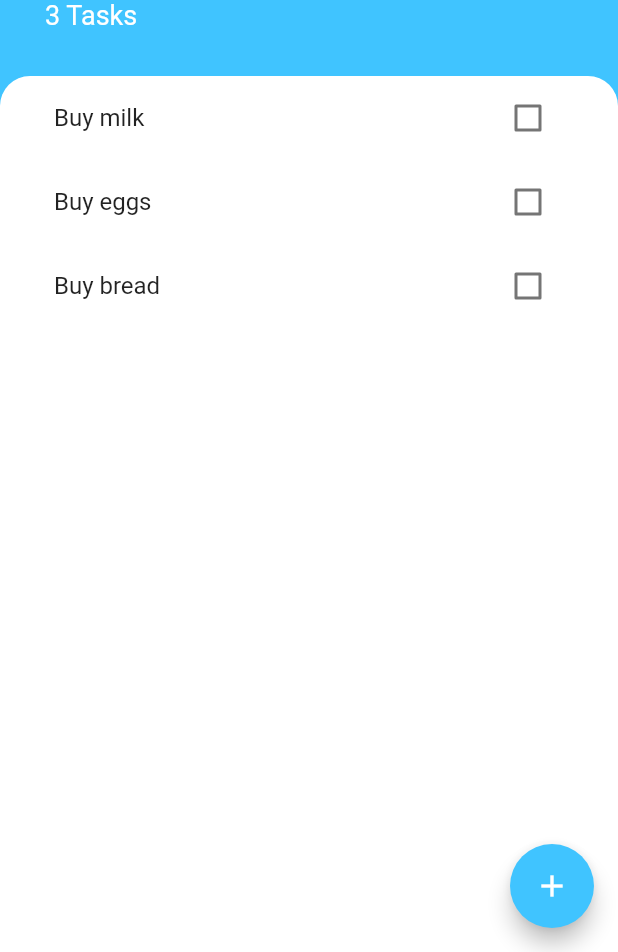
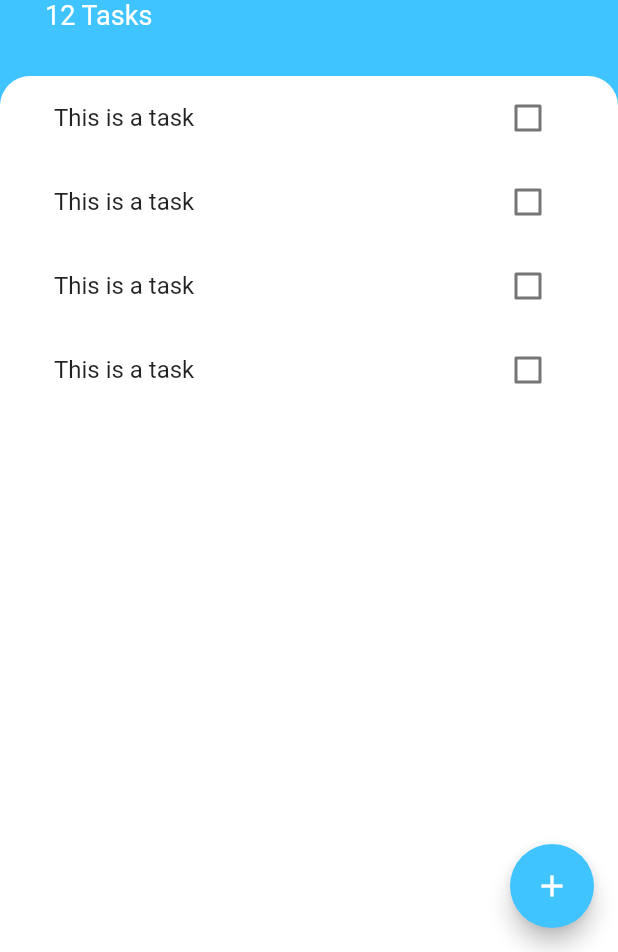
Before and after one commit to Exeltor/Flutter-Course, a Flutter app: the screen it shows after launch, on a phone screen of 412 x 824 dp, the part 284-1236 px from its top. Run offline on Flutter 3.47's test engine with Material 2 defaults, Android fonts, the phone set to English and light mode, and no system bars; our stand-ins replace animated_text_kit, cloud_firestore, firebase_auth, modal_progress_hud; accounts and stored records are empty.

Commit message:
Lifted state TaskTile in Todoey

```diff
--- a/todoey/lib/main.dart
+++ b/todoey/lib/main.dart
@@ -1,18 +1,13 @@
 import 'package:flutter/material.dart';
 import 'package:todoey_flutter/screens/tasks_screen.dart';
-import 'package:provider/provider.dart';
-import 'package:todoey_flutter/models/task_data.dart';
 
 void main() => runApp(MyApp());
 
 class MyApp extends StatelessWidget {
   @override
   Widget build(BuildContext context) {
-    return ChangeNotifierProvider(
-      builder: (context) => TaskData(),
-      child: MaterialApp(
-        home: TasksScreen(),
-      ),
+    return MaterialApp(
+      home: TasksScreen(),
     );
   }
 }
--- a/todoey/lib/models/task.dart
+++ /dev/null
@@ -1,10 +0,0 @@
-class Task {
-  final String name;
-  bool isDone;
-
-  Task({this.name, this.isDone = false});
-
-  void toggleDone() {
-    isDone = !isDone;
-  }
-}
--- a/todoey/lib/models/task_data.dart
+++ /dev/null
@@ -1,35 +0,0 @@
-import 'package:flutter/foundation.dart';
-import 'package:todoey_flutter/models/task.dart';
-import 'dart:collection';
-
-class TaskData extends ChangeNotifier {
-  List<Task> _tasks = [
-    Task(name: 'Buy milk'),
-    Task(name: 'Buy eggs'),
-    Task(name: 'Buy bread'),
-  ];
-
-  UnmodifiableListView<Task> get tasks {
-    return UnmodifiableListView(_tasks);
-  }
-
-  int get taskCount {
-    return _tasks.length;
-  }
-
-  void addTask(String newTaskTitle) {
-    final task = Task(name: newTaskTitle);
-    _tasks.add(task);
-    notifyListeners();
-  }
-
-  void updateTask(Task task) {
-    task.toggleDone();
-    notifyListeners();
-  }
-
-  void deleteTask(Task task) {
-    _tasks.remove(task);
-    notifyListeners();
-  }
-}
--- a/todoey/lib/screens/tasks_screen.dart
+++ b/todoey/lib/screens/tasks_screen.dart
@@ -1,58 +1,50 @@
 import 'package:flutter/material.dart';
 import 'package:todoey_flutter/widgets/tasks_list.dart';
-import 'package:todoey_flutter/screens/add_task_screen.dart';
-import 'package:provider/provider.dart';
-import 'package:todoey_flutter/models/task_data.dart';
+
+import 'add_task_screen.dart';
 
 class TasksScreen extends StatelessWidget {
+
   @override
   Widget build(BuildContext context) {
     return Scaffold(
         backgroundColor: Colors.lightBlueAccent,
         floatingActionButton: FloatingActionButton(
+          onPressed: () {
+            showModalBottomSheet(context: context, builder: (context) => AddTaskScreen());
+          },
           backgroundColor: Colors.lightBlueAccent,
           child: Icon(Icons.add),
-        onPressed: () {
-          showModalBottomSheet(
-            context: context,
-            builder: (context) => AddTaskScreen(),
-          );
-        },
         ),
         body: Column(
           crossAxisAlignment: CrossAxisAlignment.start,
           children: <Widget>[
             Container(
-            padding: EdgeInsets.only(
-                top: 60.0, left: 30.0, right: 30.0, bottom: 30.0),
+              padding:
+                  EdgeInsets.only(top: 60.0, left: 30.0, right: 30.0, bottom: 30.0),
               child: Column(
                 crossAxisAlignment: CrossAxisAlignment.start,
                 children: <Widget>[
                   CircleAvatar(
-                  child: Icon(
-                    Icons.list,
-                    size: 30.0,
-                    color: Colors.lightBlueAccent,
-                  ),
+                    child:
+                        Icon(Icons.list, size: 30.0, color: Colors.lightBlueAccent),
                     backgroundColor: Colors.white,
                     radius: 30.0,
                   ),
                   SizedBox(
                     height: 10.0,
                   ),
-                Text(
-                  'Todoey',
+                  Text('Todoey',
                       style: TextStyle(
                         color: Colors.white,
                         fontSize: 50.0,
                         fontWeight: FontWeight.w700,
-                  ),
-                ),
+                      )),
                   Text(
-                  '${Provider.of<TaskData>(context).taskCount} Tasks',
+                    '12 Tasks',
                     style: TextStyle(
                       color: Colors.white,
-                    fontSize: 18,
+                      fontSize: 18.0,
                     ),
                   ),
                 ],
@@ -61,6 +53,7 @@ class TasksScreen extends StatelessWidget {
             Expanded(
                 child: Container(
                   padding: EdgeInsets.symmetric(horizontal: 20.0),
+                  height: 300.0,
                   decoration: BoxDecoration(
                     color: Colors.white,
                     borderRadius: BorderRadius.only(
@@ -68,11 +61,10 @@ class TasksScreen extends StatelessWidget {
                       topRight: Radius.circular(20.0),
                     ),
                   ),
-              child: TasksList(),
+                  child: TasksList()
                 ),
-          ),
+              )
           ],
-      ),
-    );
+        ));
   }
 }
--- a/todoey/lib/widgets/task_tile.dart
+++ b/todoey/lib/widgets/task_tile.dart
@@ -1,31 +1,42 @@
 import 'package:flutter/material.dart';
 
-class TaskTile extends StatelessWidget {
-  final bool isChecked;
-  final String taskTitle;
-  final Function checkboxCallback;
-  final Function longPressCallback;
+class TaskTile extends StatefulWidget {
+  @override
+  _TaskTileState createState() => _TaskTileState();
+}
 
-  TaskTile(
-      {this.isChecked,
-      this.taskTitle,
-      this.checkboxCallback,
-      this.longPressCallback});
+class _TaskTileState extends State<TaskTile> {
+  bool isChecked = false;
 
   @override
   Widget build(BuildContext context) {
     return ListTile(
-      onLongPress: longPressCallback,
       title: Text(
-        taskTitle,
+        'This is a task',
         style: TextStyle(
             decoration: isChecked ? TextDecoration.lineThrough : null),
       ),
-      trailing: Checkbox(
-        activeColor: Colors.lightBlueAccent,
-        value: isChecked,
-        onChanged: checkboxCallback,
-      ),
+      trailing: TaskCheckbox(isChecked, (bool checkboxState) {
+        setState(() {
+          isChecked = checkboxState;
+        });
+      }),
     );
   }
 }
+
+class TaskCheckbox extends StatelessWidget {
+  final bool checkboxState;
+  final Function toggleCheckboxState;
+
+  TaskCheckbox(this.checkboxState, this.toggleCheckboxState);
+
+  @override
+  Widget build(BuildContext context) {
+    return Checkbox(
+      value: checkboxState,
+      activeColor: Colors.lightBlueAccent,
+      onChanged: toggleCheckboxState,
+    );
+  }
+}
--- a/todoey/lib/widgets/tasks_list.dart
+++ b/todoey/lib/widgets/tasks_list.dart
@@ -1,30 +1,16 @@
 import 'package:flutter/material.dart';
 import 'package:todoey_flutter/widgets/task_tile.dart';
-import 'package:provider/provider.dart';
-import 'package:todoey_flutter/models/task_data.dart';
 
 class TasksList extends StatelessWidget {
   @override
   Widget build(BuildContext context) {
-    return Consumer<TaskData>(
-      builder: (context, taskData, child) {
-        return ListView.builder(
-          itemBuilder: (context, index) {
-            final task = taskData.tasks[index];
-            return TaskTile(
-              taskTitle: task.name,
-              isChecked: task.isDone,
-              checkboxCallback: (checkboxState) {
-                taskData.updateTask(task);
-              },
-              longPressCallback: () {
-                taskData.deleteTask(task);
-              },
-            );
-          },
-          itemCount: taskData.taskCount,
-        );
-      },
+    return ListView(
+      children: <Widget>[
+        TaskTile(),
+        TaskTile(),
+        TaskTile(),
+        TaskTile(),
+      ],
     );
   }
 }
```
Also changed, not shown: todoey/lib/screens/add_task_screen.dart (+5 -18 lines). Lines whose indentation alone changed are shown as unchanged.
